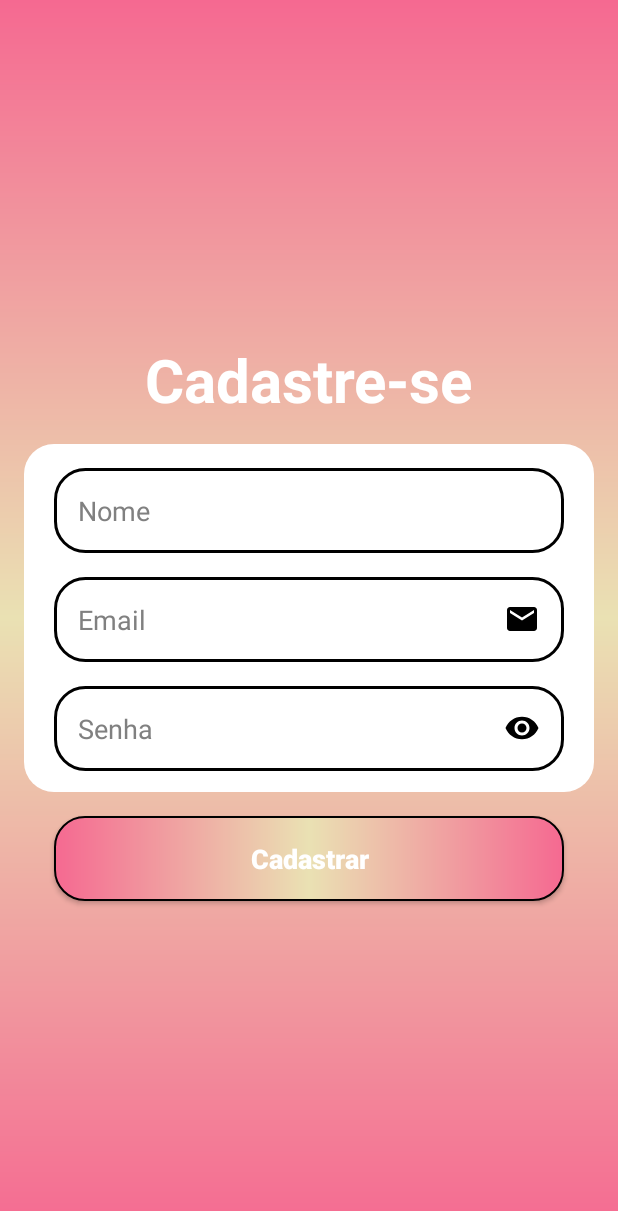
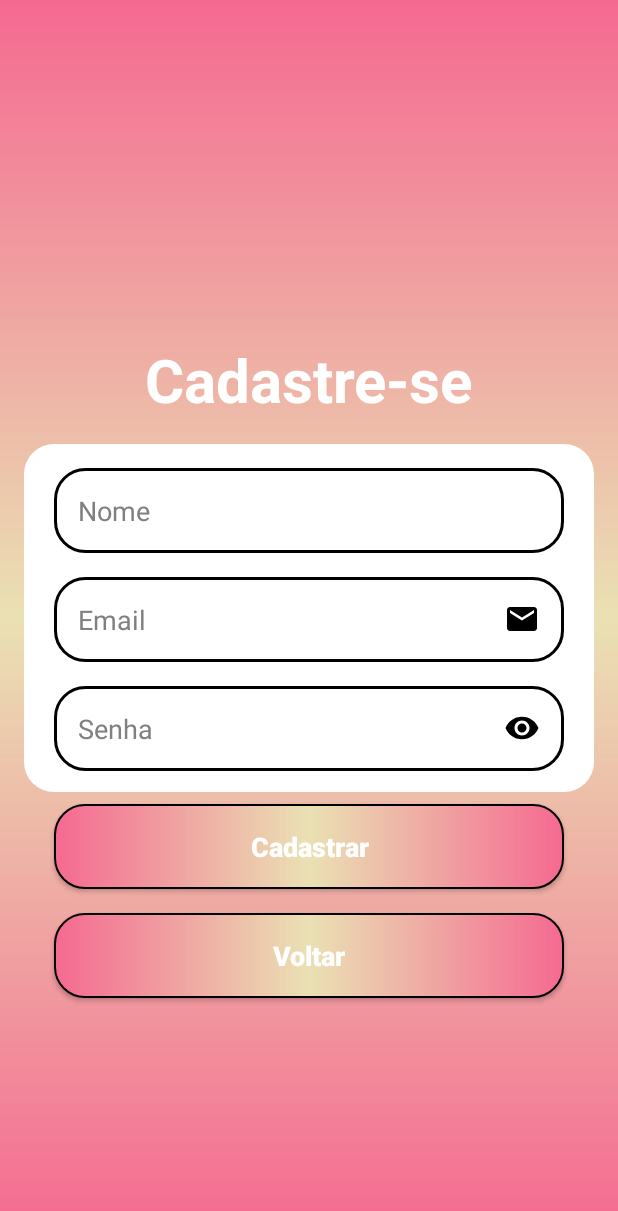
Before and after one commit to gabriel-portuga/Maravilhoso_Docs_TCC, an Android app: the screen it shows after launch (FormCadastro), after a tap on an icon or button, on a phone screen of 412 x 824 dp. Shown: the top 1211 px of the screen. Run offline under Robolectric (Android 15) with nearby library versions, the phone set to English and light mode, and no system bars; our stand-ins replace Firebase (no records; nobody signed in at launch, a user with empty details on screens opened directly).

Commit message:
Atualização de finalização de telas
Retirado o excesso  de telas ativas ao clicar em voltar.

```diff
--- a/app/src/main/java/com/gosys/maravilhoso_docs/activity/FormCadastro.java
+++ b/app/src/main/java/com/gosys/maravilhoso_docs/activity/FormCadastro.java
@@ -34,7 +34,7 @@ import java.util.Objects;
 public class FormCadastro extends AppCompatActivity {
 
     private EditText edit_nome, edit_email, edit_senha;
-    private Button button_cadastrar;
+    private Button button_cadastrar, button_voltar;
     String[] mensagens_advertencia = {"Preencha todos os campos!", "Cadastro realizado com sucesso!", ""};
     String usuarioID;
 
@@ -65,6 +65,13 @@ public class FormCadastro extends AppCompatActivity {
             }
         });
 
+        button_voltar.setOnClickListener(new View.OnClickListener() {
+            @Override
+            public void onClick(View view) {
+                finish();
+            }
+        });
+
     }
 
     private void CadastrarUsuario(){
@@ -84,8 +91,6 @@ public class FormCadastro extends AppCompatActivity {
                     new Handler().postDelayed(new Runnable() {
                         @Override
                         public void run() {
-                            Intent intent = new Intent(FormCadastro.this, FormLogin.class);
-                            startActivity(intent);
                             finish();
                         }
                     }, 1000);
@@ -140,7 +145,8 @@ public class FormCadastro extends AppCompatActivity {
         edit_nome = findViewById(R.id.edit_nome);
         edit_email = findViewById(R.id.edit_email);
         edit_senha = findViewById(R.id.edit_senha);
-        button_cadastrar = findViewById(R.id.button_Artigos);
+        button_cadastrar = findViewById(R.id.button_Cadastrar);
+        button_voltar = findViewById(R.id.button_voltarLogin);
     }
 
     public void hideKeyboard(){
--- a/app/src/main/java/com/gosys/maravilhoso_docs/activity/FormLogin.java
+++ b/app/src/main/java/com/gosys/maravilhoso_docs/activity/FormLogin.java
@@ -34,7 +34,7 @@ public class FormLogin extends AppCompatActivity {
     private EditText edit_email, edit_senha;
     private Button buttonEntrar;
     private ProgressBar progressbar;
-    String[] mensagens = {"Preencha todos os campos!", "Login efetuado com sucesso"};
+    String[] mensagens = {"Preencha todos os campos!", "Login efetuado com sucesso!"};
 
     @Override
     protected void onCreate(Bundle savedInstanceState) {
@@ -81,6 +81,9 @@ public class FormLogin extends AppCompatActivity {
             public void onComplete(@NonNull Task<AuthResult> task) {
                 if (task.isSuccessful()){
                     progressbar.setVisibility(View.VISIBLE);
+                    Context context = getApplicationContext();
+                    Toast toast = Toast.makeText(context, mensagens[1], Toast.LENGTH_SHORT);
+                    toast.show();
 
                     new Handler().postDelayed(new Runnable() {
                         @Override
@@ -95,7 +98,7 @@ public class FormLogin extends AppCompatActivity {
                     }catch(FirebaseAuthWeakPasswordException e){
                         erro = "Digite uma senha com no mínimo 6 caracteres!";
                     }catch(FirebaseAuthInvalidCredentialsException e){
-                        erro = "Email ou senha inválido!";
+                        erro = "Email ou senha incorretos!";
                     }catch(FirebaseAuthEmailException e){
                         erro = "Email invalido!";
                     }catch(Exception e){
--- a/app/src/main/java/com/gosys/maravilhoso_docs/activity/LivrosCadastro.java
+++ b/app/src/main/java/com/gosys/maravilhoso_docs/activity/LivrosCadastro.java
@@ -64,8 +64,6 @@ public class LivrosCadastro extends AppCompatActivity {
         button_voltar.setOnClickListener(new View.OnClickListener() {
             @Override
             public void onClick(View view) {
-                Intent intent = new Intent(LivrosCadastro.this, Livros.class);
-                startActivity(intent);
                 finish();
             }
         });
@@ -95,8 +93,6 @@ public class LivrosCadastro extends AppCompatActivity {
                 Toast toast = Toast.makeText(context, "Dados salvos com sucesso!", Toast.LENGTH_SHORT);
                 toast.show();
 
-                Intent intent = new Intent(LivrosCadastro.this, Livros.class);
-                startActivity(intent);
                 finish();
             }
         }).addOnFailureListener(new OnFailureListener() {
--- a/app/src/main/java/com/gosys/maravilhoso_docs/activity/TelaPrincipal.java
+++ b/app/src/main/java/com/gosys/maravilhoso_docs/activity/TelaPrincipal.java
@@ -87,6 +87,6 @@ public class TelaPrincipal extends AppCompatActivity {
         textSubTitle = findViewById(R.id.textSubTitle);
 
         button_Livros = findViewById(R.id.button_Livros);
-        button_Artigos = findViewById(R.id.button_Artigos);
+        button_Artigos = findViewById(R.id.button_Cadastrar);
     }
 }
--- a/app/src/main/res/layout/activity_form_cadastro.xml
+++ b/app/src/main/res/layout/activity_form_cadastro.xml
@@ -72,17 +72,30 @@
         app:layout_constraintTop_toBottomOf="@id/edit_email" />
 
     <androidx.appcompat.widget.AppCompatButton
-        android:id="@+id/button_Artigos"
+        android:id="@+id/button_Cadastrar"
         style="@style/Button"
+        android:layout_marginTop="8dp"
         android:text="Cadastrar"
         app:layout_constraintEnd_toEndOf="parent"
         app:layout_constraintStart_toStartOf="parent"
         app:layout_constraintTop_toBottomOf="@+id/containerComponents" />
 
-    <androidx.constraintlayout.widget.Group
-        android:id="@+id/group"
+    <androidx.appcompat.widget.AppCompatButton
+        android:id="@+id/button_voltarLogin"
+        style="@style/Button"
+        android:text="Voltar"
+        app:layout_constraintEnd_toEndOf="parent"
+        app:layout_constraintStart_toStartOf="parent"
+        app:layout_constraintTop_toBottomOf="@+id/button_Cadastrar" />
+
+    <LinearLayout
         android:layout_width="wrap_content"
-        android:layout_height="wrap_content" />
+        android:layout_height="wrap_content"
+        android:orientation="horizontal"
+        app:layout_constraintStart_toStartOf="parent"
+        app:layout_constraintTop_toBottomOf="@+id/containerComponents">
+
+    </LinearLayout>
 
 </androidx.constraintlayout.widget.ConstraintLayout>
 </androidx.core.widget.NestedScrollView>
--- a/app/src/main/res/layout/activity_form_login.xml
+++ b/app/src/main/res/layout/activity_form_login.xml
@@ -111,6 +111,7 @@
             android:layout_height="80dp"
             android:layout_marginStart="16dp"
             android:layout_marginEnd="16dp"
+            android:visibility="invisible"
             app:layout_constraintEnd_toEndOf="parent"
             app:layout_constraintStart_toStartOf="parent"
             app:layout_constraintTop_toBottomOf="@+id/progressbar"
--- a/app/src/main/res/layout/activity_tela_principal.xml
+++ b/app/src/main/res/layout/activity_tela_principal.xml
@@ -60,7 +60,7 @@
         app:layout_constraintTop_toTopOf="@+id/containerComponents" />
 
     <androidx.appcompat.widget.AppCompatButton
-        android:id="@+id/button_Artigos"
+        android:id="@+id/button_Cadastrar"
         style="@style/Button"
         android:layout_width="0dp"
         android:layout_height="wrap_content"
@@ -87,6 +87,7 @@
         android:layout_marginStart="16dp"
         android:layout_marginTop="16dp"
         android:layout_marginEnd="16dp"
+        android:visibility="invisible"
         app:layout_constraintEnd_toEndOf="parent"
         app:layout_constraintStart_toStartOf="parent"
         app:layout_constraintTop_toBottomOf="@+id/textDeslogar"
```
